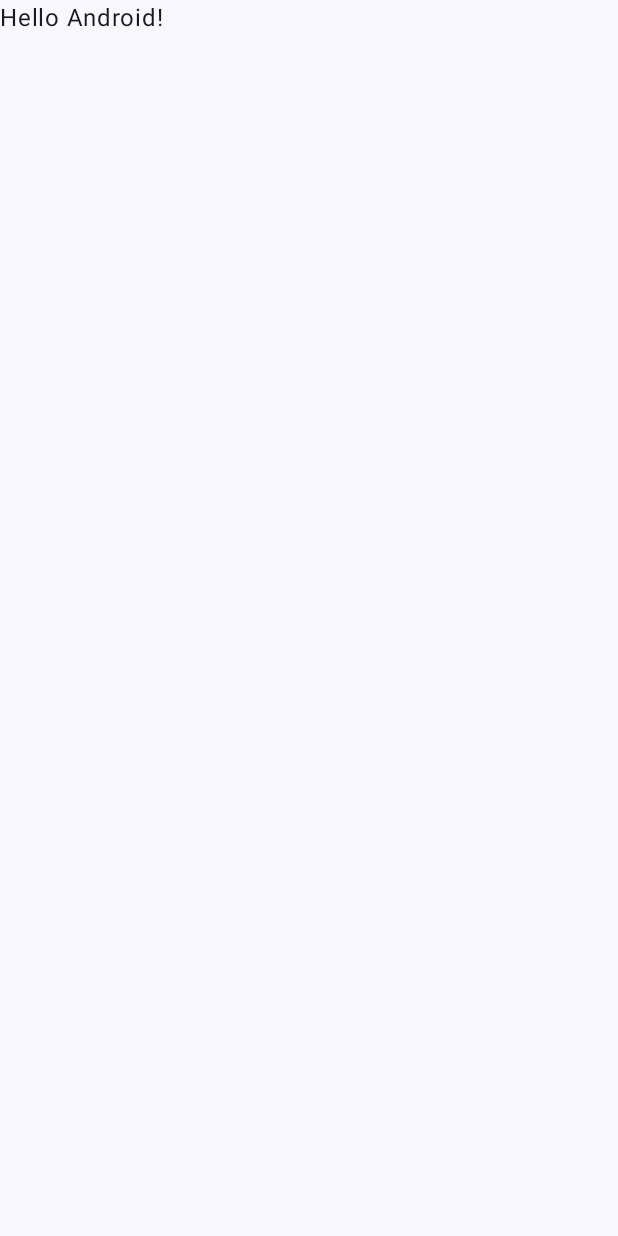
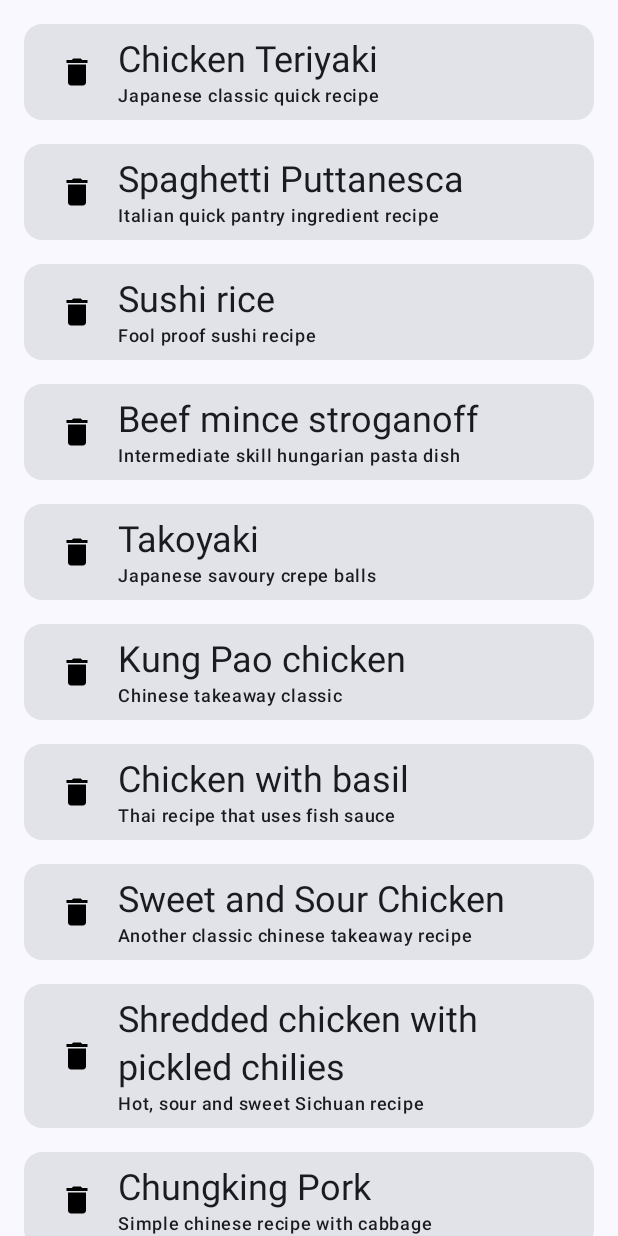
Before and after one commit to Banananabandit/RecipesApp, an Android app built with Jetpack Compose: the screen it shows after launch (MainActivity), on a phone screen of 412 x 824 dp. Before the commit the screen is almost empty. Run offline under Robolectric (Android 15) with nearby library versions, the phone set to English and light mode, and no system bars.

Commit message:
Adding a basic list with dummy objects

```diff
--- a/app/build.gradle.kts
+++ b/app/build.gradle.kts
@@ -60,7 +60,7 @@ dependencies {
     implementation("androidx.compose.ui:ui") //
     implementation("androidx.compose.ui:ui-graphics")
     implementation("androidx.compose.ui:ui-tooling-preview") //
-    implementation("androidx.compose.material3:material3") //material//
+    implementation("androidx.compose.material3:material3") //material3//
     testImplementation("junit:junit:4.13.2")//
     androidTestImplementation("androidx.test.ext:junit:1.1.5")//
     androidTestImplementation("androidx.test.espresso:espresso-core:3.5.1")//
--- a/app/src/main/java/com/example/recipesapp/MainActivity.kt
+++ b/app/src/main/java/com/example/recipesapp/MainActivity.kt
@@ -22,7 +22,7 @@ class MainActivity : ComponentActivity() {
                     modifier = Modifier.fillMaxSize(),
                     color = MaterialTheme.colorScheme.background
                 ) {
-                    Greeting("Android")
+                    RecipesListScreen()
                 }
             }
         }
--- /dev/null
+++ b/app/src/main/java/com/example/recipesapp/Recipe.kt
@@ -0,0 +1,24 @@
+package com.example.recipesapp
+
+data class Recipe(
+    val id: Int,
+    val title: String,
+    val description: String
+)
+
+val dummyListRecipes = listOf<Recipe>(
+    Recipe(0, "Chicken Teriyaki", "Japanese classic quick recipe"),
+    Recipe(1, "Spaghetti Puttanesca", "Italian quick pantry ingredient recipe"),
+    Recipe(2, "Sushi rice", "Fool proof sushi recipe"),
+    Recipe(3, "Beef mince stroganoff", "Intermediate skill hungarian pasta dish"),
+    Recipe(4, "Takoyaki", "Japanese savoury crepe balls"),
+    Recipe(5, "Kung Pao chicken", "Chinese takeaway classic"),
+    Recipe(6, "Chicken with basil", "Thai recipe that uses fish sauce"),
+    Recipe(7, "Sweet and Sour Chicken", "Another classic chinese takeaway recipe"),
+    Recipe(8, "Shredded chicken with pickled chilies", "Hot, sour and sweet Sichuan recipe"),
+    Recipe(9, "Chungking Pork", "Simple chinese recipe with cabbage"),
+    Recipe(10, "Pork and cucumber", "Chinese recipe that uses fresh cucumbers"),
+    Recipe(12, "Pad Ka-Prao", "Classic Thai recipe with ground beef and basil"),
+    Recipe(13, "Beef with broccoli", "Chinese recipe that uses black bean sauce"),
+    Recipe(14, "Khai Jiao", "A thai style omelet"),
+)
--- /dev/null
+++ b/app/src/main/java/com/example/recipesapp/RecipesListScreen.kt
@@ -0,0 +1,84 @@
+package com.example.recipesapp
+
+import androidx.compose.foundation.Image
+import androidx.compose.foundation.layout.Column
+import androidx.compose.foundation.layout.PaddingValues
+import androidx.compose.foundation.layout.Row
+import androidx.compose.foundation.layout.padding
+import androidx.compose.foundation.layout.wrapContentHeight
+import androidx.compose.foundation.lazy.LazyColumn
+import androidx.compose.foundation.lazy.items
+import androidx.compose.material.icons.Icons
+import androidx.compose.material.icons.filled.Delete
+import androidx.compose.material3.Card
+import androidx.compose.material3.CardDefaults
+import androidx.compose.material3.MaterialTheme
+import androidx.compose.material3.Text
+import androidx.compose.runtime.Composable
+import androidx.compose.ui.Alignment
+import androidx.compose.ui.Modifier
+import androidx.compose.ui.graphics.vector.ImageVector
+import androidx.compose.ui.tooling.preview.Preview
+import androidx.compose.ui.unit.dp
+import com.example.recipesapp.ui.theme.RecipesAppTheme
+
+@Composable
+fun RecipesListScreen() {
+    LazyColumn(
+        contentPadding = PaddingValues(
+            vertical = 8.dp,
+            horizontal = 8.dp
+        )
+    ){
+        items(dummyListRecipes) { recipe ->
+            RecipeListItem(item = recipe)
+        }
+    }
+
+}
+
+@Composable
+fun RecipeListItem(item: Recipe) {
+    Card(elevation = CardDefaults.cardElevation(),
+        modifier = Modifier
+            .padding(8.dp)
+            .wrapContentHeight())
+    {
+        Row(verticalAlignment = Alignment.CenterVertically,
+            modifier = Modifier.padding(8.dp)) {
+            RecipeIcon(
+                Icons.Filled.Delete,
+                Modifier.weight(0.15f))
+            RecipeDetails(
+                item.title,
+                item.description,
+                Modifier.weight(0.85f)
+            )
+        }
+    }
+}
+
+@Composable
+private fun RecipeDetails(name: String, description: String, modifier: Modifier) {
+    Column(modifier = modifier) {
+        Text(text = name,
+            style = MaterialTheme.typography.headlineSmall)
+        Text(text = description,
+            style = MaterialTheme.typography.labelMedium)
+    }
+}
+
+@Composable
+private fun RecipeIcon(icon: ImageVector, modifier: Modifier) {
+    Image(imageVector = icon,
+        contentDescription = "Recipe icon",
+        modifier = modifier.padding(8.dp))
+}
+
+@Preview
+@Composable
+fun DefaultPreview() {
+    RecipesAppTheme {
+        RecipesListScreen()
+    }
+}
```
